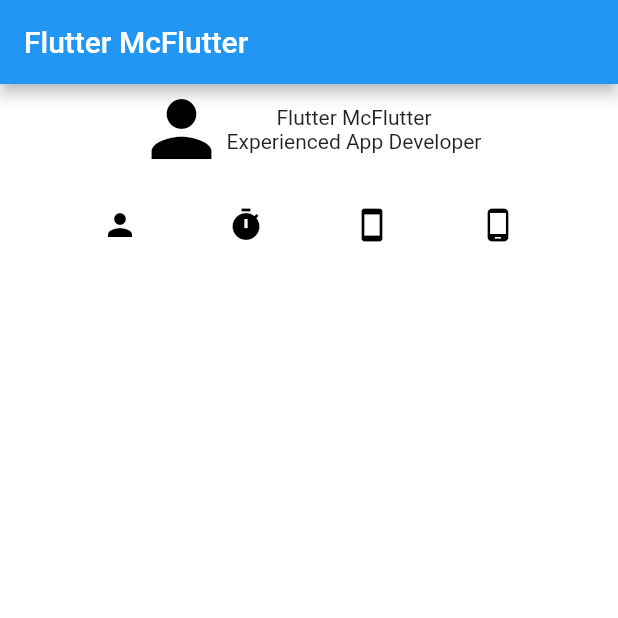
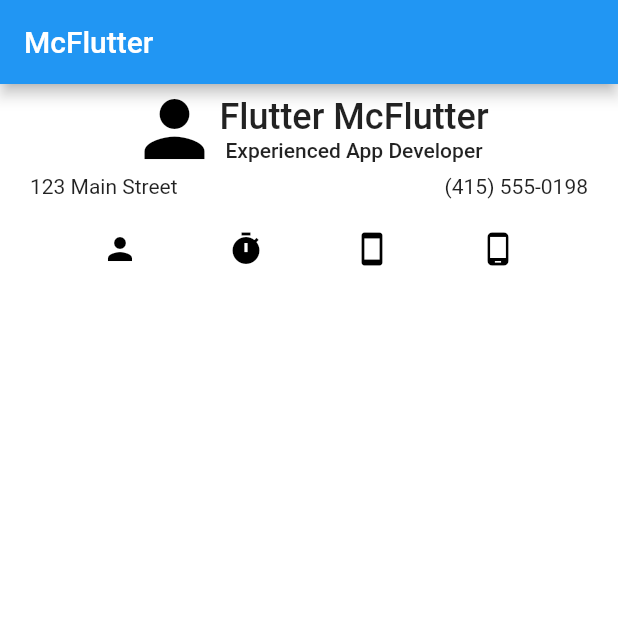
Before and after one commit to BamCurti/flutter-mcflutter, a Flutter app: the screen it shows after launch, on a phone screen of 412 x 824 dp, the top half of it. Run offline on Flutter 3.47's test engine with Material 2 defaults, Android fonts, the phone set to English and light mode, and no system bars.

Commit message:
Upper card created

```diff
--- a/lib/changing_icon/banner.dart
+++ /dev/null
@@ -1,24 +0,0 @@
-import 'package:flutter/material.dart';
-
-
-class BannerUser extends StatelessWidget{
-  @override
-  Widget build(BuildContext context) {
-    return const Row(
-      mainAxisAlignment: MainAxisAlignment.center,
-      children: [
-        Icon(
-          Icons.person,
-          size: 60,
-          color: Colors.black,
-        ),
-        Column(
-          children: [
-            Text("Flutter McFlutter"),
-            Text("Experienced App Developer")
-          ]
-        )
-      ],
-    );
-  }
-}
--- /dev/null
+++ b/lib/changing_icon/card_upper.dart
@@ -0,0 +1,71 @@
+import 'package:flutter/material.dart';
+
+
+class CardUpper extends StatelessWidget {
+  @override
+  Widget build(BuildContext context) {
+    return Column(
+      mainAxisAlignment: MainAxisAlignment.center,
+      children: [
+        BannerUser(),
+        const DirectionInfo(direction: "123 Main Street", phone: "(415) 555-0198")
+      ],
+    );
+  }
+}
+
+
+class BannerUser extends StatelessWidget{
+  @override
+  Widget build(BuildContext context) {
+    return const Row(
+      mainAxisAlignment: MainAxisAlignment.center,
+      children: [
+        Icon(
+          Icons.person,
+          size: 60,
+          color: Colors.black,
+        ),
+        Column(
+          children: [
+            Text(
+              "Flutter McFlutter",
+              style: TextStyle(
+                fontSize: 24,
+                fontWeight: FontWeight.w500
+              ),
+              ),
+            Text(
+              "Experienced App Developer",
+              style: TextStyle(
+                fontWeight: FontWeight.w500
+              ),
+              )
+          ]
+        )
+      ],
+    );
+  }
+}
+
+
+class DirectionInfo extends StatelessWidget {
+  final String direction;
+  final String phone;
+
+  const DirectionInfo({required this.direction, required this.phone});
+
+  @override
+  Widget build(BuildContext context) {
+    return Padding(
+      padding: const EdgeInsets.symmetric(horizontal: 20),
+      child: Row(
+      mainAxisAlignment: MainAxisAlignment.spaceBetween,
+      children: [
+        Text(direction),
+        Text(phone),
+      ],
+    )
+    );
+  }
+}
--- a/lib/main.dart
+++ b/lib/main.dart
@@ -1,6 +1,6 @@
 import 'package:flutter/material.dart';
 import 'package:mcflutter/changing_icon/icon.dart';
-import 'package:mcflutter/changing_icon/banner.dart';
+import 'package:mcflutter/changing_icon/card_upper.dart';
 
 
 void main() {
@@ -22,11 +22,14 @@ class McFlutter extends StatelessWidget {
     return Scaffold(
       backgroundColor: Colors.white,
       appBar: AppBar(
-        title: const Text('Flutter McFlutter'),
+        centerTitle: false,
+        title: const Text(
+          'McFlutter',
+          ),
       ),
       body: Column(
         children: [
-          BannerUser(),
+          CardUpper(),
           IconsBar(),
         ],
       ),
```
